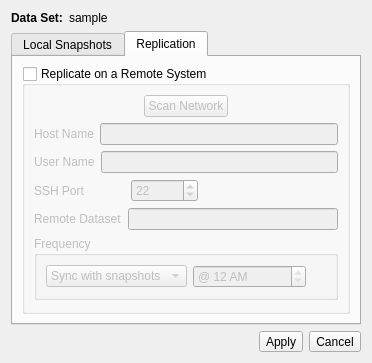
Old version of the form src-qt4/life-preserver/lp-gui/LPConfig.ui in the repository trueos/pcbsd.
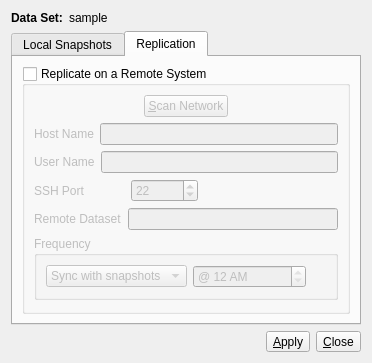
New version of the form. Icons and pictures are not drawn.

Commit message: Updated life preserver to use shortcut keys.  Changed button text on one item.  Added shortcuts for menu entries.

What changed in the file:
```diff
--- a/src-qt4/life-preserver/lp-gui/LPConfig.ui
+++ b/src-qt4/life-preserver/lp-gui/LPConfig.ui
@@ -198,7 +198,7 @@
             <item>
              <widget class="QPushButton" name="push_scanNetwork">
               <property name="text">
-               <string>Scan Network</string>
+               <string>&amp;Scan Network</string>
               </property>
               <property name="icon">
                <iconset resource="lPreserve.qrc">
@@ -431,7 +431,7 @@
      <item>
       <widget class="QToolButton" name="tool_apply">
        <property name="text">
-        <string>Apply</string>
+        <string>&amp;Apply</string>
        </property>
        <property name="icon">
         <iconset resource="lPreserve.qrc">
@@ -445,7 +445,7 @@
      <item>
       <widget class="QToolButton" name="tool_cancel">
        <property name="text">
-        <string>Cancel</string>
+        <string>&amp;Close</string>
        </property>
        <property name="icon">
         <iconset resource="lPreserve.qrc">
```
The commit also changes 2 other files.
